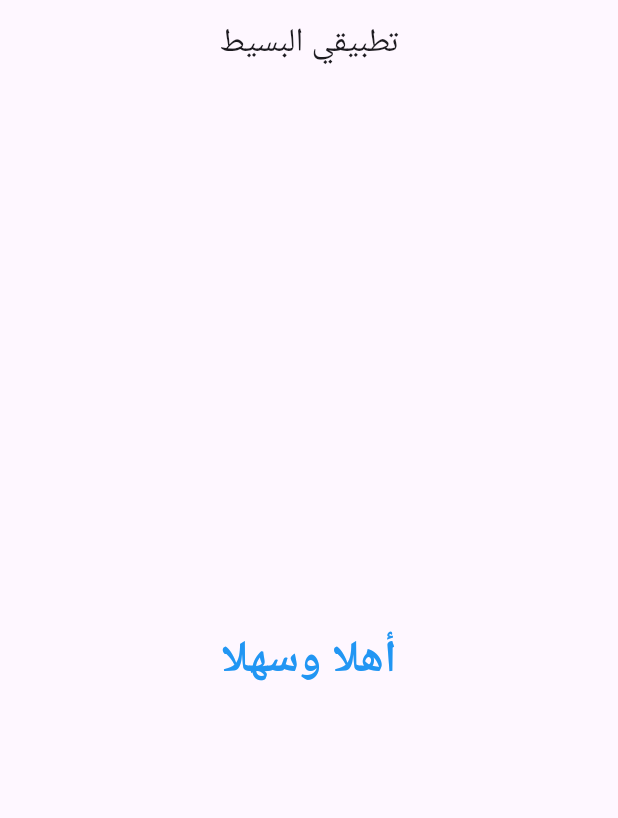
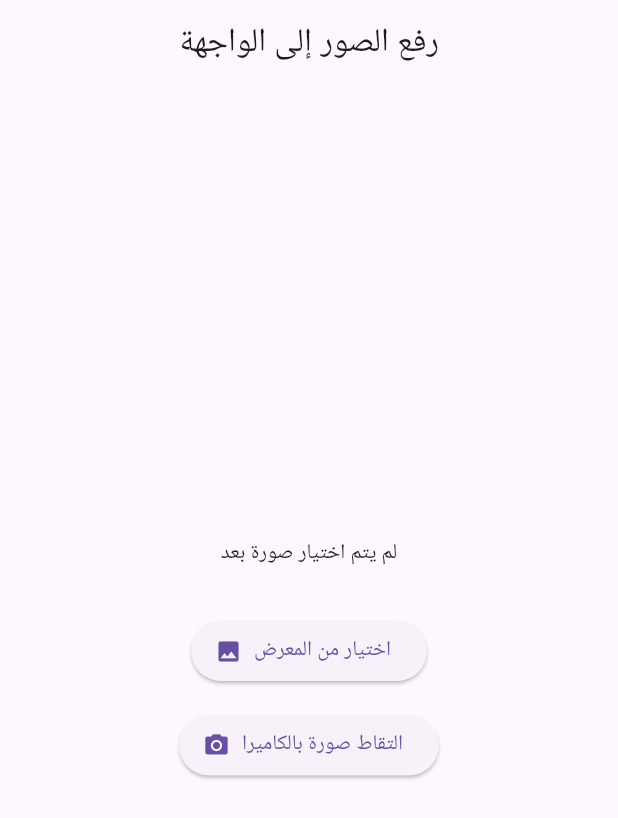
Before and after one commit to Asdasd7117/lian, a Flutter app: the screen it shows after launch, on a phone screen of 412 x 824 dp. Shown: the top 818 px of the screen. Run offline on Flutter 3.47's test engine with Material 3 defaults, Android fonts, the light colour scheme and no system bars; our stand-ins replace image_picker.

Commit message:
Update main.dart

```diff
--- a/lib/main.dart
+++ b/lib/main.dart
@@ -1,28 +1,67 @@
+import 'dart:io';
 import 'package:flutter/material.dart';
+import 'package:image_picker/image_picker.dart';
 
 void main() {
-  runApp(MyApp());
+  runApp(MyImageApp());
 }
 
-class MyApp extends StatelessWidget {
+class MyImageApp extends StatelessWidget {
   @override
   Widget build(BuildContext context) {
     return MaterialApp(
-      debugShowCheckedModeBanner: false, // لإخفاء العلامة
-      home: Scaffold(
-        appBar: AppBar(
-          title: Text('تطبيقي البسيط'),
-          centerTitle: true,
-        ),
-        body: Center(
-          child: Text(
-            'أهلا وسهلا',
-            style: TextStyle(
-              fontSize: 30,
-              fontWeight: FontWeight.bold,
-              color: Colors.blue,
+      debugShowCheckedModeBanner: false,
+      title: 'رفع الصور',
+      home: ImageUploadScreen(),
+    );
+  }
+}
+
+class ImageUploadScreen extends StatefulWidget {
+  @override
+  _ImageUploadScreenState createState() => _ImageUploadScreenState();
+}
+
+class _ImageUploadScreenState extends State<ImageUploadScreen> {
+  File? _image;
+  final picker = ImagePicker();
+
+  Future<void> _pickImage(ImageSource source) async {
+    final pickedFile = await picker.pickImage(source: source);
+    if (pickedFile != null) {
+      setState(() {
+        _image = File(pickedFile.path);
+      });
+    }
+  }
+
+  @override
+  Widget build(BuildContext context) {
+    return Scaffold(
+      appBar: AppBar(
+        title: Text('رفع الصور إلى الواجهة'),
+        centerTitle: true,
+      ),
+      body: Center(
+        child: Column(
+          mainAxisAlignment: MainAxisAlignment.center,
+          children: [
+            _image == null
+                ? Text('لم يتم اختيار صورة بعد')
+                : Image.file(_image!, height: 300),
+            const SizedBox(height: 30),
+            ElevatedButton.icon(
+              onPressed: () => _pickImage(ImageSource.gallery),
+              icon: Icon(Icons.photo),
+              label: Text('اختيار من المعرض'),
             ),
-          ),
+            const SizedBox(height: 15),
+            ElevatedButton.icon(
+              onPressed: () => _pickImage(ImageSource.camera),
+              icon: Icon(Icons.camera_alt),
+              label: Text('التقاط صورة بالكاميرا'),
+            ),
+          ],
         ),
       ),
     );
```
